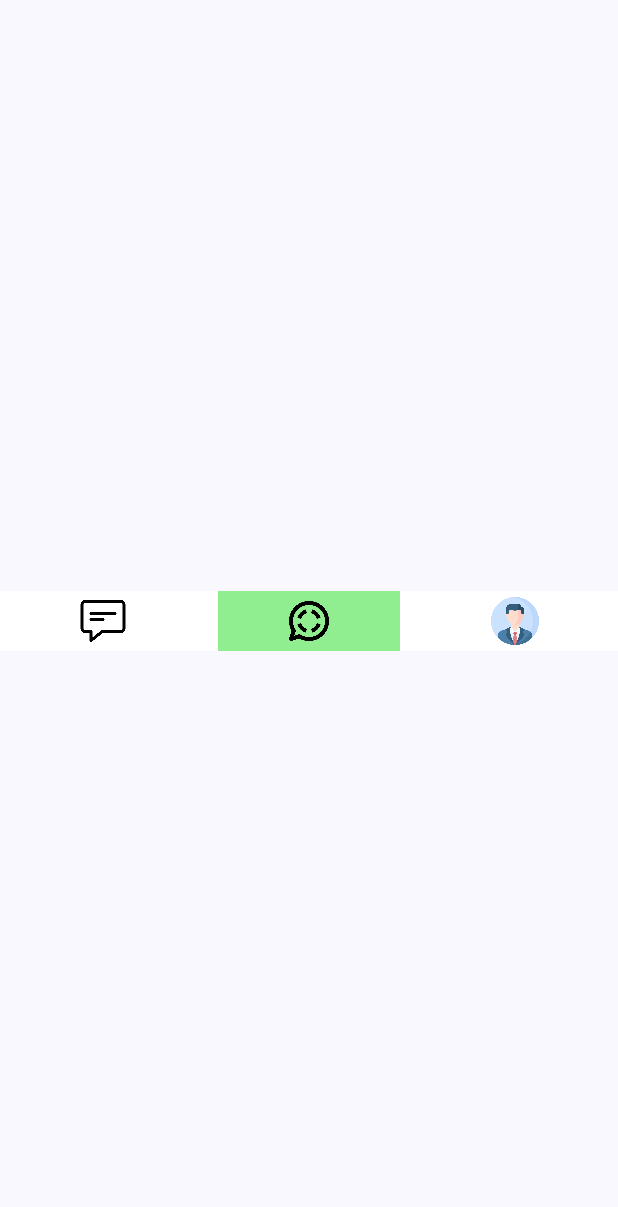
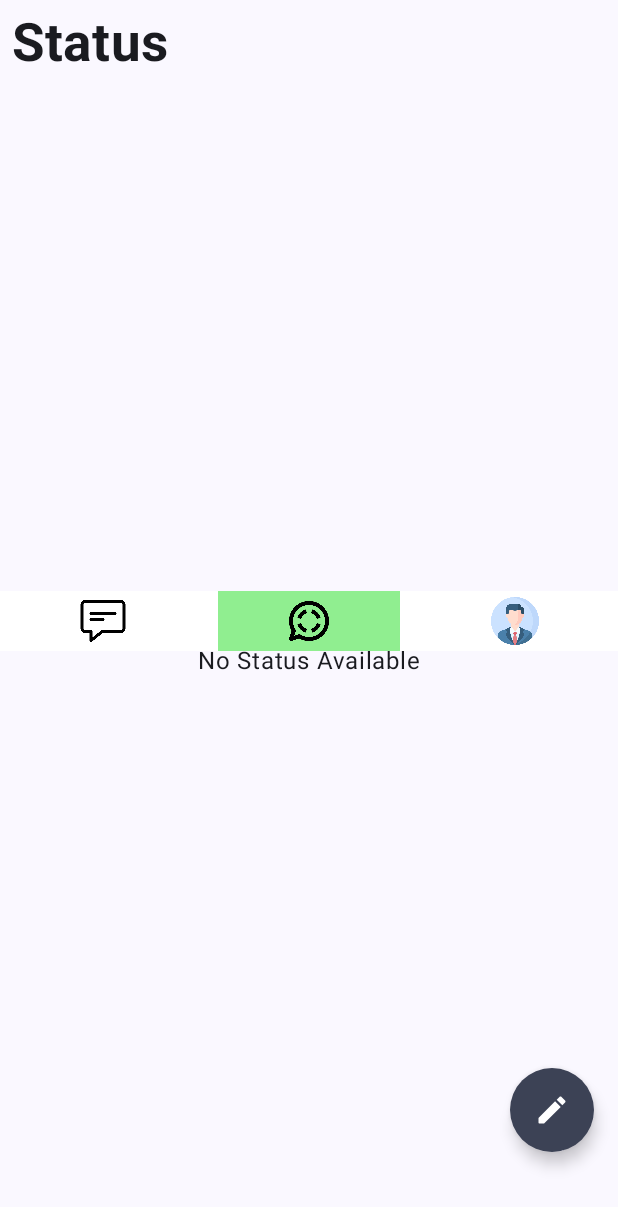
Before and after one commit to Suryansh3679/Chat-App, an Android app built with Jetpack Compose: the StatusScreen screen opened through its navigation route, on a phone screen of 412 x 824 dp. Shown: the top 1207 px of the screen. Run offline under Robolectric (Android 15) with nearby library versions, the phone set to English and light mode, and no system bars; our stand-ins replace Dagger/Hilt's generated code, Firebase (no records; nobody signed in at launch, a user with empty details on screens opened directly).

Commit message:
Status Screen Initial Commit

```diff
--- a/app/src/main/java/app/proj/whispr/LCViewModel.kt
+++ b/app/src/main/java/app/proj/whispr/LCViewModel.kt
@@ -14,6 +14,7 @@ import app.proj.whispr.data.ChatUser
 import app.proj.whispr.data.Events
 import app.proj.whispr.data.MESSAGE
 import app.proj.whispr.data.Message
+import app.proj.whispr.data.Status
 import app.proj.whispr.data.USER_NODE
 import app.proj.whispr.data.UserData
 import com.google.firebase.auth.FirebaseAuth
@@ -54,6 +55,10 @@ class LCViewModel @Inject constructor(
     val inProgressChatMessage = mutableStateOf(false)
     var currentChatMessageListener: ListenerRegistration? = null
 
+    //Status
+
+    val status = mutableStateOf<List<Status>>(listOf())
+    val inProgressStatus = mutableStateOf(false)
 
     init {
         val currentUser = auth.currentUser
--- a/app/src/main/java/app/proj/whispr/Screens/StatusScreen.kt
+++ b/app/src/main/java/app/proj/whispr/Screens/StatusScreen.kt
@@ -1,12 +1,98 @@
 package app.proj.whispr.Screens
 
+import androidx.compose.foundation.gestures.snapping.SnapPosition
+import androidx.compose.foundation.layout.Arrangement
+import androidx.compose.foundation.layout.Column
+import androidx.compose.foundation.layout.fillMaxSize
+import androidx.compose.foundation.layout.fillMaxWidth
+import androidx.compose.foundation.layout.padding
+import androidx.compose.foundation.shape.CircleShape
+import androidx.compose.material.icons.Icons
+import androidx.compose.material.icons.rounded.Edit
+import androidx.compose.material3.FloatingActionButton
+import androidx.compose.material3.Icon
+import androidx.compose.material3.MaterialTheme
+import androidx.compose.material3.Scaffold
+import androidx.compose.material3.Text
 import androidx.compose.runtime.Composable
+import androidx.compose.ui.Alignment
+import androidx.compose.ui.Modifier
+import androidx.compose.ui.graphics.Color
+import androidx.compose.ui.modifier.modifierLocalConsumer
+import androidx.compose.ui.unit.dp
 import androidx.navigation.NavController
+import app.proj.whispr.CommonProgressBar
 import app.proj.whispr.LCViewModel
+import app.proj.whispr.TitleText
 
 
 @Composable
-fun StatusScreen(navController: NavController, viewModel: LCViewModel){
+fun StatusScreen(navController: NavController, viewModel: LCViewModel) {
+    val inProcess = viewModel.inProgressStatus.value
+    if (inProcess) {
+        CommonProgressBar()
+    } else {
+        val status = viewModel.status.value
+        val userData = viewModel.userData.value
+        val myStatuses = status.filter {
+            it.user.userId == userData?.userId
+        }
+        val otherStatuses = status.filter {
+            it.user.userId != userData?.userId
+        }
 
-    BottomNavigationMenu(selectedItem = BottomNavigationMenuItem.STATUSLIST, navController = navController )
+        Scaffold(
+            floatingActionButton = {
+                FAB {
+
+                }
+            },
+            content = {
+                Column(modifier = Modifier
+                    .fillMaxSize()
+                    .padding(it)) {
+                    TitleText(txt = "Status")
+                    if(status.isEmpty()){
+                        Column(
+                            modifier = Modifier
+                                .fillMaxWidth()
+                                .weight(1f),
+                            verticalArrangement = Arrangement.Center,
+                            horizontalAlignment = Alignment.CenterHorizontally
+                        ) {
+                            Text(text = "No Status Available")
+                        }
+                    }else{
+
+                    }
+                }
+            }
+        )
+
+        BottomNavigationMenu(
+            selectedItem = BottomNavigationMenuItem.STATUSLIST,
+            navController = navController
+        )
+    }
+
 }
+
+
+@Composable
+fun FAB(
+    onFabClick: () -> Unit
+) {
+    FloatingActionButton(
+        onClick = onFabClick,
+        containerColor = MaterialTheme.colorScheme.secondary,
+        shape = CircleShape,
+        modifier = Modifier.padding(bottom = 40.dp)
+    ) {
+        Icon(
+            imageVector = Icons.Rounded.Edit,
+            contentDescription = "Add Status",
+            tint = Color.White
+        )
+    }
+
+}
--- a/app/src/main/java/app/proj/whispr/data/DataTypes.kt
+++ b/app/src/main/java/app/proj/whispr/data/DataTypes.kt
@@ -37,3 +37,10 @@ data class Message(
     var message : String?="",
     var timeStamp :String?=""
 )
+
+data class Status(
+    val user : ChatUser = ChatUser(),
+    val imageUrl : String?="",
+    val timeStamp: String?=""
+
+)
```
Also changed, not shown: app/src/main/java/app/proj/whispr/Screens/SingleChatScreen.kt (+0 -9 lines).
